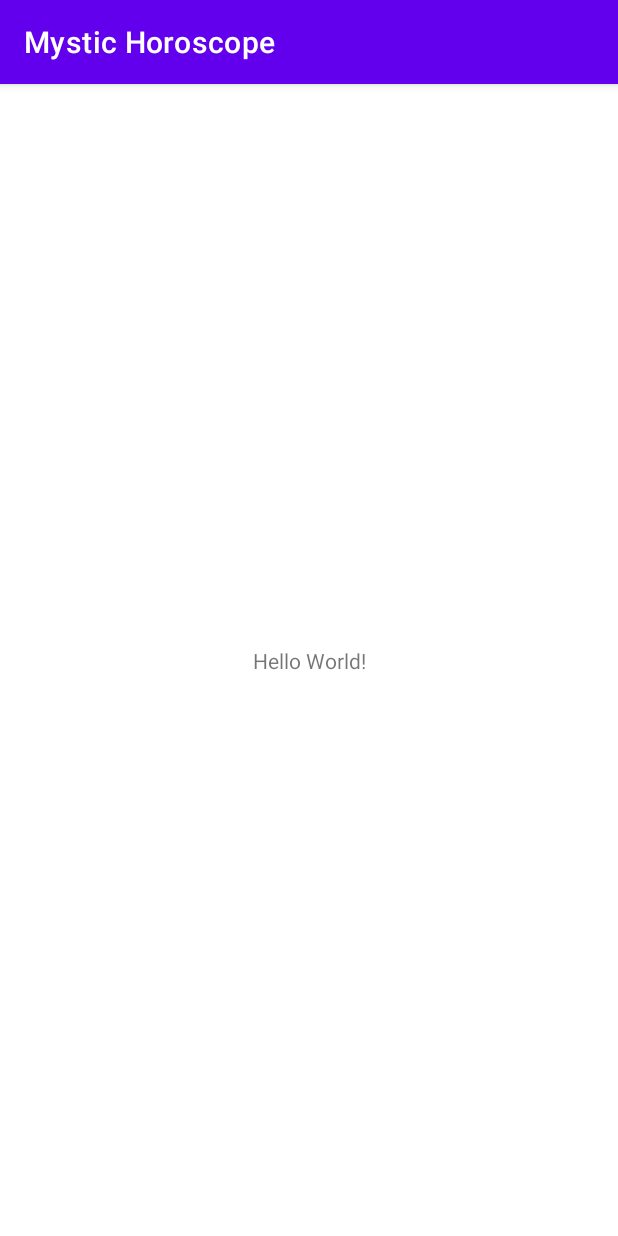
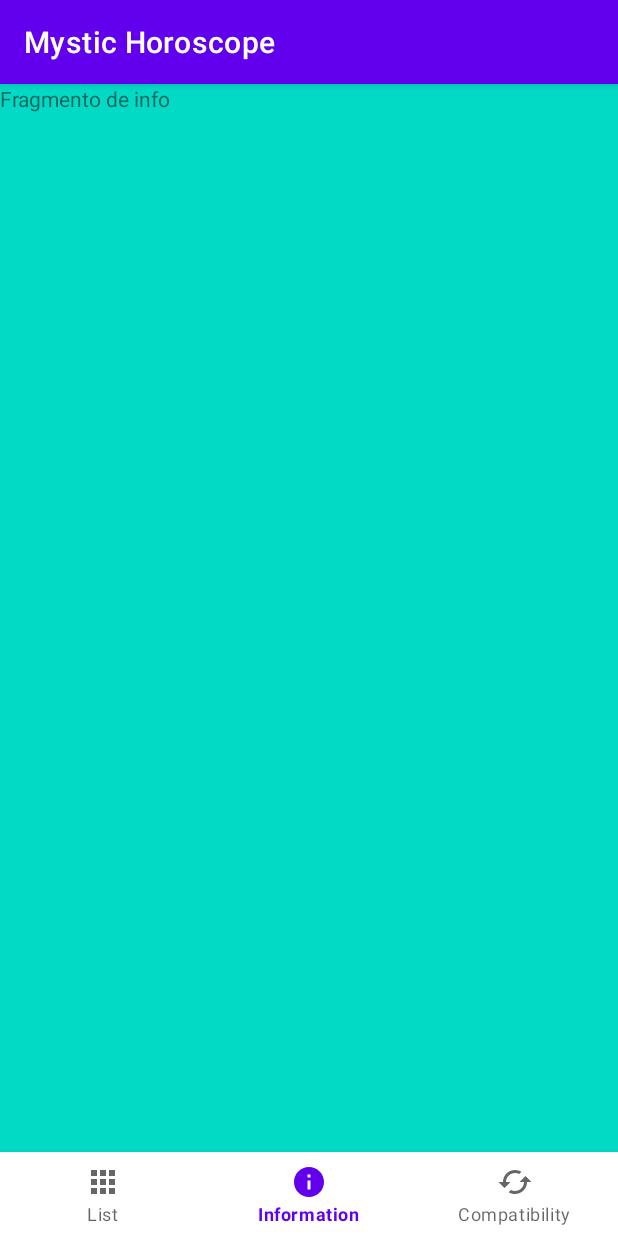
Before and after one commit to PavDev3/MysticHoroscope, an Android app: the screen it shows after launch (MainActivity), on a phone screen of 412 x 824 dp. Run offline under Robolectric (Android 15) with nearby library versions, the phone set to English and light mode, and no system bars; our stand-ins replace navigation-ui.

Commit message:
Navigation complete

```diff
--- a/app/src/main/java/com/example/mystichoroscope/ui/MainActivity.kt
+++ b/app/src/main/java/com/example/mystichoroscope/ui/MainActivity.kt
@@ -2,11 +2,26 @@ package com.example.mystichoroscope.ui
 
 import androidx.appcompat.app.AppCompatActivity
 import android.os.Bundle
+import androidx.navigation.NavController
+import androidx.navigation.fragment.NavHostFragment
+import androidx.navigation.ui.setupWithNavController
 import com.example.mystichoroscope.R
+import com.google.android.material.bottomnavigation.BottomNavigationView
+
 
 class MainActivity : AppCompatActivity() {
+
+    private lateinit var navController : NavController
     override fun onCreate(savedInstanceState: Bundle?) {
         super.onCreate(savedInstanceState)
         setContentView(R.layout.activity_main)
+
+        val bottomNavigationView = findViewById<BottomNavigationView>(R.id.bottomNavView)
+
+        val navHostFragment = supportFragmentManager.findFragmentById(R.id.nav_controller_fragment) as NavHostFragment
+
+        navController = navHostFragment.navController
+
+        bottomNavigationView.setupWithNavController(navController)
     }
 }
--- /dev/null
+++ b/app/src/main/res/drawable/ic_compatibility_icon.xml
@@ -0,0 +1,5 @@
+<vector android:height="24dp" android:tint="#000000"
+    android:viewportHeight="24" android:viewportWidth="24"
+    android:width="24dp" xmlns:android="http://schemas.android.com/apk/res/android">
+    <path android:fillColor="@android:color/white" android:pathData="M19,8l-4,4h3c0,3.31 -2.69,6 -6,6 -1.01,0 -1.97,-0.25 -2.8,-0.7l-1.46,1.46C8.97,19.54 10.43,20 12,20c4.42,0 8,-3.58 8,-8h3l-4,-4zM6,12c0,-3.31 2.69,-6 6,-6 1.01,0 1.97,0.25 2.8,0.7l1.46,-1.46C15.03,4.46 13.57,4 12,4c-4.42,0 -8,3.58 -8,8H1l4,4 4,-4H6z"/>
+</vector>
--- /dev/null
+++ b/app/src/main/res/drawable/ic_info_icon.xml
@@ -0,0 +1,5 @@
+<vector android:height="24dp" android:tint="#000000"
+    android:viewportHeight="24" android:viewportWidth="24"
+    android:width="24dp" xmlns:android="http://schemas.android.com/apk/res/android">
+    <path android:fillColor="@android:color/white" android:pathData="M12,2C6.48,2 2,6.48 2,12s4.48,10 10,10 10,-4.48 10,-10S17.52,2 12,2zM13,17h-2v-6h2v6zM13,9h-2L11,7h2v2z"/>
+</vector>
--- /dev/null
+++ b/app/src/main/res/drawable/ic_list_icon.xml
@@ -0,0 +1,5 @@
+<vector android:height="24dp" android:tint="#000000"
+    android:viewportHeight="24" android:viewportWidth="24"
+    android:width="24dp" xmlns:android="http://schemas.android.com/apk/res/android">
+    <path android:fillColor="@android:color/white" android:pathData="M4,8h4L8,4L4,4v4zM10,20h4v-4h-4v4zM4,20h4v-4L4,16v4zM4,14h4v-4L4,10v4zM10,14h4v-4h-4v4zM16,4v4h4L20,4h-4zM10,8h4L14,4h-4v4zM16,14h4v-4h-4v4zM16,20h4v-4h-4v4z"/>
+</vector>
--- a/app/src/main/res/layout/activity_main.xml
+++ b/app/src/main/res/layout/activity_main.xml
@@ -6,13 +6,25 @@
     android:layout_height="match_parent"
     tools:context=".ui.MainActivity">
 
-    <TextView
-        android:layout_width="wrap_content"
+    <androidx.fragment.app.FragmentContainerView
+        android:id="@+id/nav_controller_fragment"
+        android:name="androidx.navigation.fragment.NavHostFragment"
+        android:layout_width="0dp"
+        android:layout_height="0dp"
+        app:navGraph="@navigation/nav_graph"
+        app:defaultNavHost="true"
+        app:layout_constraintBottom_toTopOf="@id/bottomNavView"
+        app:layout_constraintEnd_toEndOf="@id/bottomNavView"
+        app:layout_constraintStart_toStartOf="parent"
+        app:layout_constraintTop_toTopOf="parent" />
+
+    <com.google.android.material.bottomnavigation.BottomNavigationView
+        android:id="@+id/bottomNavView"
+        android:layout_width="0dp"
         android:layout_height="wrap_content"
-        android:text="Hello World!"
         app:layout_constraintBottom_toBottomOf="parent"
         app:layout_constraintEnd_toEndOf="parent"
         app:layout_constraintStart_toStartOf="parent"
-        app:layout_constraintTop_toTopOf="parent" />
+        app:menu="@menu/bottom_nav_menu" />
 
 </androidx.constraintlayout.widget.ConstraintLayout>
--- a/app/src/main/res/layout/fragment_compatibility.xml
+++ b/app/src/main/res/layout/fragment_compatibility.xml
@@ -9,6 +9,7 @@
     <TextView
         android:layout_width="match_parent"
         android:layout_height="match_parent"
-        android:text="@string/hello_blank_fragment" />
+        android:background="@color/teal_700"
+        android:text="Fragmento de Compatibilidad" />
 
 </FrameLayout>
--- a/app/src/main/res/layout/fragment_info.xml
+++ b/app/src/main/res/layout/fragment_info.xml
@@ -5,10 +5,11 @@
     android:layout_height="match_parent"
     tools:context=".ui.information.InfoFragment">
 
-    <!-- TODO: Update blank fragment layout -->
+
     <TextView
         android:layout_width="match_parent"
         android:layout_height="match_parent"
-        android:text="@string/hello_blank_fragment" />
+        android:background="@color/teal_200"
+        android:text="Fragmento de info" />
 
 </FrameLayout>
--- a/app/src/main/res/layout/fragment_list.xml
+++ b/app/src/main/res/layout/fragment_list.xml
@@ -5,10 +5,11 @@
     android:layout_height="match_parent"
     tools:context=".ui.list.ListFragment">
 
-    <!-- TODO: Update blank fragment layout -->
+
     <TextView
         android:layout_width="match_parent"
         android:layout_height="match_parent"
-        android:text="@string/hello_blank_fragment" />
+        android:background="@color/morado"
+        android:text="Fragmento de Lista" />
 
 </FrameLayout>
--- /dev/null
+++ b/app/src/main/res/menu/bottom_nav_menu.xml
@@ -0,0 +1,20 @@
+<?xml version="1.0" encoding="utf-8"?>
+<menu xmlns:android="http://schemas.android.com/apk/res/android">
+
+    <item
+        android:id="@+id/listFragment"
+        android:icon="@drawable/ic_list_icon"
+        android:title="@string/list"/>
+
+    <item
+        android:id="@+id/infoFragment"
+        android:icon="@drawable/ic_info_icon"
+        android:title="@string/info"/>
+
+    <item
+        android:id="@+id/compatibilityFragment"
+        android:icon="@drawable/ic_compatibility_icon"
+        android:title="@string/compatibility"/>
+
+
+</menu>
--- /dev/null
+++ b/app/src/main/res/navigation/nav_graph.xml
@@ -0,0 +1,23 @@
+<?xml version="1.0" encoding="utf-8"?>
+<navigation xmlns:android="http://schemas.android.com/apk/res/android"
+    xmlns:app="http://schemas.android.com/apk/res-auto"
+    xmlns:tools="http://schemas.android.com/tools"
+    android:id="@+id/nav_graph"
+    app:startDestination="@id/infoFragment">
+
+    <fragment
+        android:id="@+id/infoFragment"
+        android:name="com.example.mystichoroscope.ui.information.InfoFragment"
+        android:label="fragment_info"
+        tools:layout="@layout/fragment_info" />
+    <fragment
+        android:id="@+id/compatibilityFragment"
+        android:name="com.example.mystichoroscope.ui.compatibility.CompatibilityFragment"
+        android:label="fragment_compatibility"
+        tools:layout="@layout/fragment_compatibility" />
+    <fragment
+        android:id="@+id/listFragment"
+        android:name="com.example.mystichoroscope.ui.list.ListFragment"
+        android:label="fragment_list"
+        tools:layout="@layout/fragment_list" />
+</navigation>
--- a/app/src/main/res/values/colors.xml
+++ b/app/src/main/res/values/colors.xml
@@ -7,4 +7,5 @@
     <color name="teal_700">#FF018786</color>
     <color name="black">#FF000000</color>
     <color name="white">#FFFFFFFF</color>
+    <color name="morado">#673AB7</color>
 </resources>
--- a/app/src/main/res/values/strings.xml
+++ b/app/src/main/res/values/strings.xml
@@ -2,4 +2,7 @@
     <string name="app_name">Mystic Horoscope</string>
     <!-- TODO: Remove or change this placeholder text -->
     <string name="hello_blank_fragment">Hello blank fragment</string>
+    <string name="compatibility">Compatibility</string>
+    <string name="info">Information</string>
+    <string name="list">List</string>
 </resources>
```
